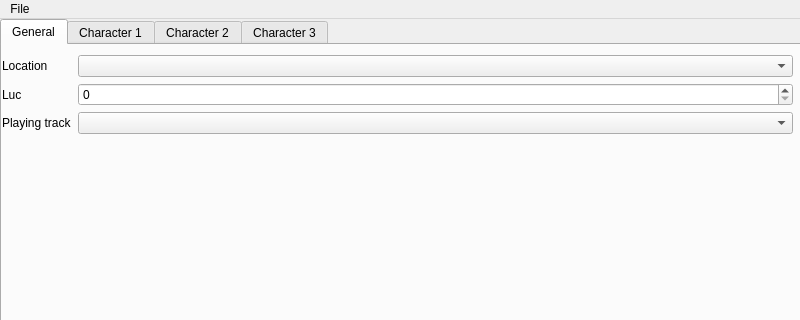
The window that sd3save_editor/gui/mainwindow.ui (rrooij/sd3save_editor) describes before a commit, drawn with Qt 5; both pictures show x 0 to 800 and y 0 to 320 of the 800 by 600 pixel window.
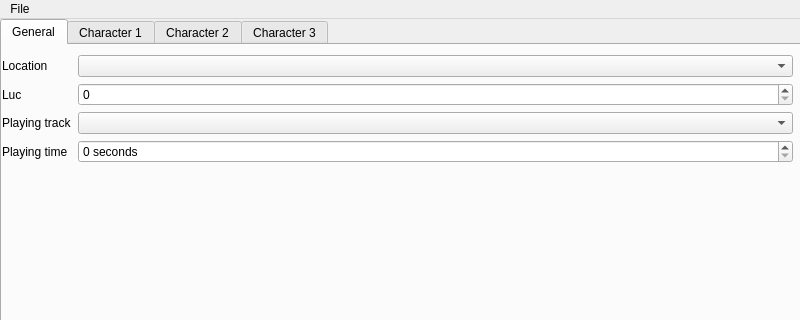
The same window after the commit.

Commit message: gui: add support for time

Patch:
```diff
--- a/sd3save_editor/gui/mainwindow.ui
+++ b/sd3save_editor/gui/mainwindow.ui
@@ -93,6 +93,23 @@
        <item row="2" column="1">
         <widget class="QComboBox" name="tracksComboBox"/>
        </item>
+       <item row="3" column="0">
+        <widget class="QLabel" name="label_2">
+         <property name="text">
+          <string>Playing time</string>
+         </property>
+        </widget>
+       </item>
+       <item row="3" column="1">
+        <widget class="QSpinBox" name="secondsSpinBox">
+         <property name="suffix">
+          <string> seconds</string>
+         </property>
+         <property name="maximum">
+          <number>2147483647</number>
+         </property>
+        </widget>
+       </item>
       </layout>
      </widget>
     </widget>
```
The commit also changes 2 other files.
